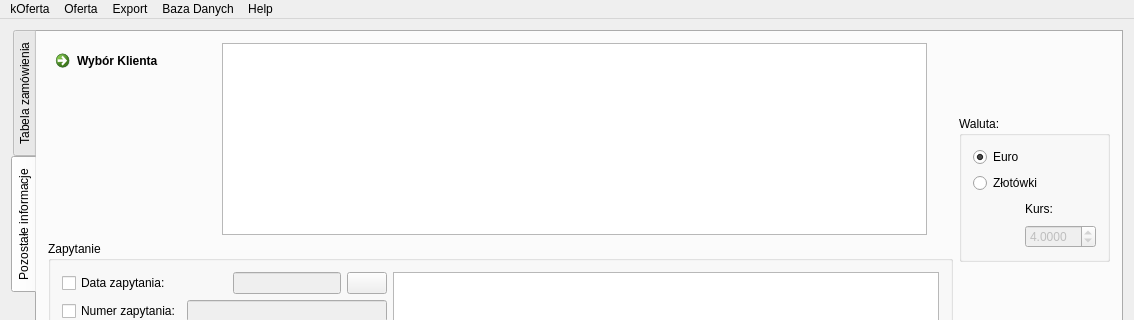
Above: forms/MainWindow.ui from konserw/pyOffer before the change; both pictures show x 0 to 1134 and y 0 to 320 of the 1134 by 1045 pixel window. Below: the same form after it.
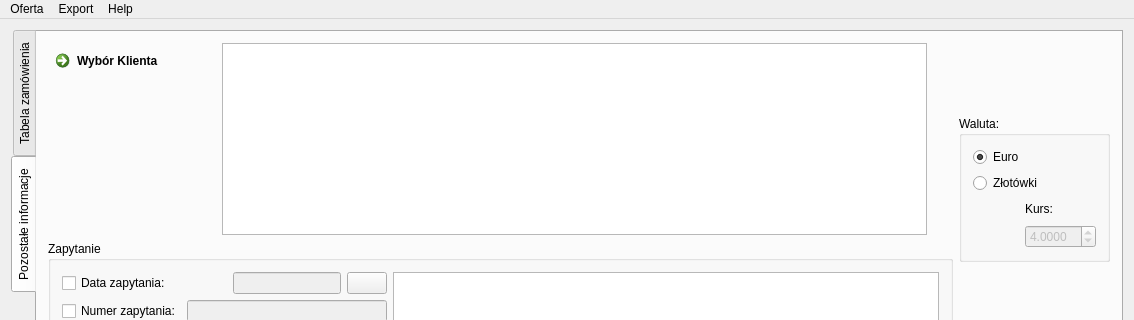
That is the form after the change. Icons and pictures are not drawn. Custom widgets are drawn as their Qt base class.

Commit message: Rename widgets in MainWindow to snake_case

Diff of the .ui file:
```diff
--- a/forms/MainWindow.ui
+++ b/forms/MainWindow.ui
@@ -676,7 +676,7 @@
      <height>24</height>
     </rect>
    </property>
-   <widget class="QMenu" name="menuOferta">
+   <widget class="QMenu" name="menu_offer">
     <property name="title">
      <string>Oferta</string>
     </property>
@@ -685,21 +685,21 @@
     <addaction name="actionSave"/>
     <addaction name="actionNR"/>
    </widget>
-   <widget class="QMenu" name="menuExport">
+   <widget class="QMenu" name="menu_export">
     <property name="title">
      <string>Export</string>
     </property>
     <addaction name="actionDo_PDF"/>
     <addaction name="actionDruk"/>
    </widget>
-   <widget class="QMenu" name="menuHelp">
+   <widget class="QMenu" name="menu_help">
     <property name="title">
      <string>Help</string>
     </property>
     <addaction name="actionO_kOferta"/>
     <addaction name="actionO_Qt"/>
    </widget>
-   <widget class="QMenu" name="menuKlient">
+   <!--   <widget class="QMenu" name="menu_customer">
     <property name="title">
      <string>Baza Danych</string>
     </property>
@@ -721,10 +721,11 @@
     <addaction name="actionExit"/>
    </widget>
    <addaction name="menuConnect"/>
-   <addaction name="menuOferta"/>
-   <addaction name="menuExport"/>
-   <addaction name="menuKlient"/>
-   <addaction name="menuHelp"/>
+   <addaction name="menu_customer"/>
+   -->
+   <addaction name="menu_offer"/>
+   <addaction name="menu_export"/>
+   <addaction name="menu_help"/>
   </widget>
   <action name="actionNew">
    <property name="text">
```
Left out of the diff: 119 changed lines with no effect on the pictures.
